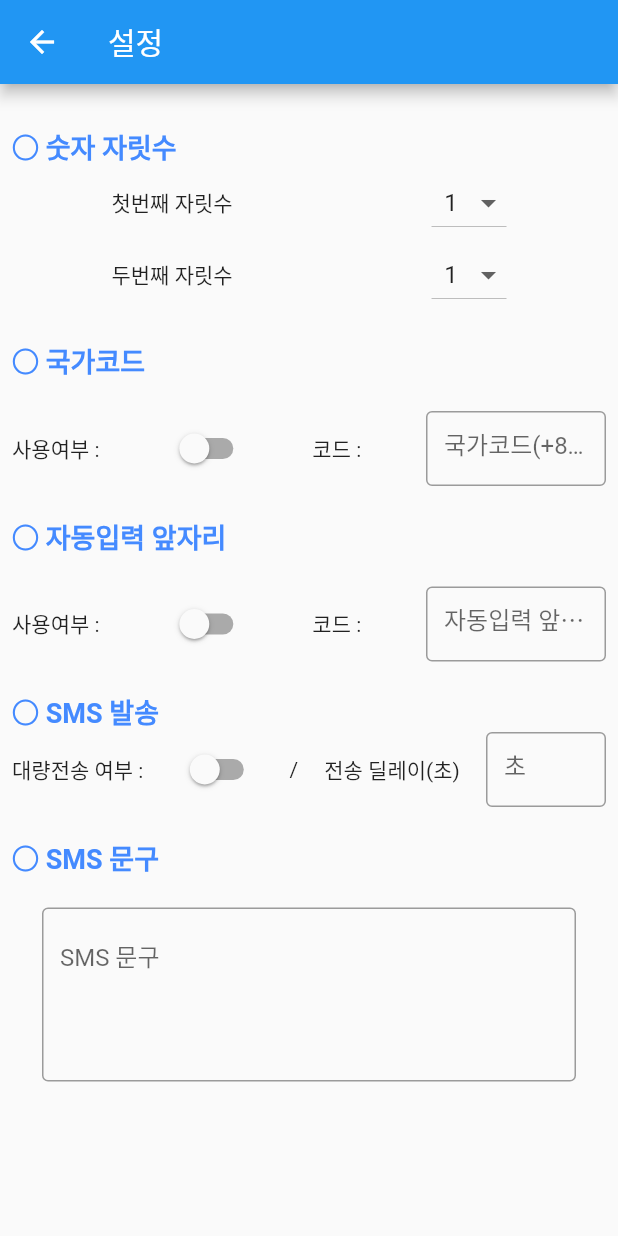
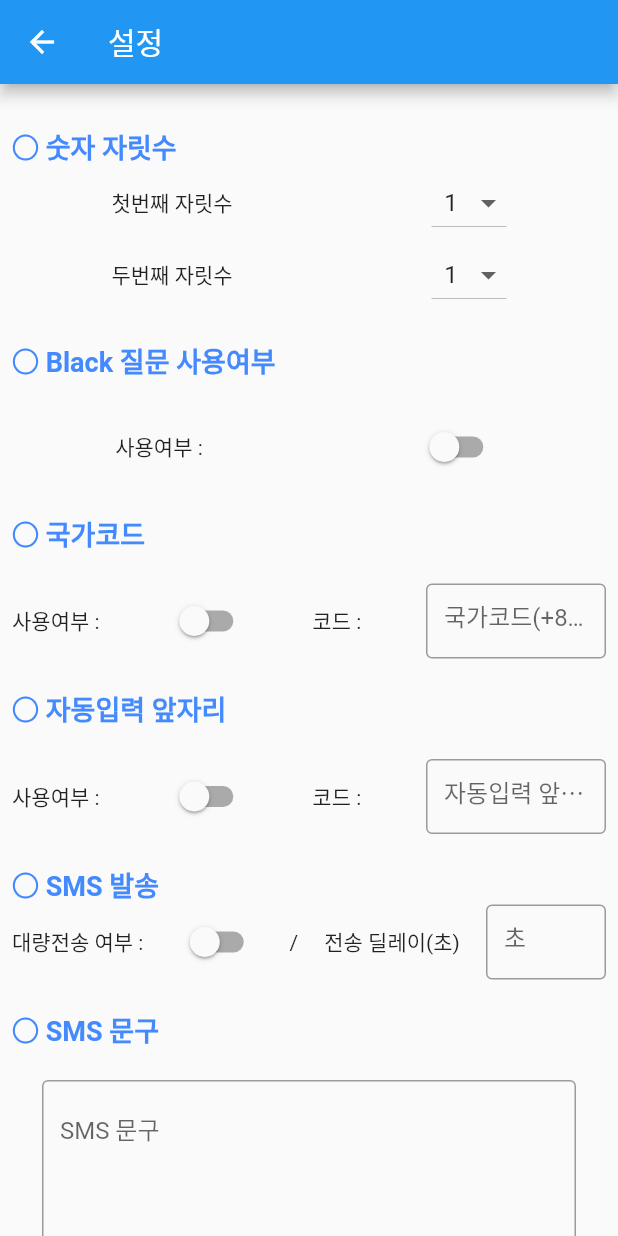
Before and after one commit to graytraces/magic_calculator, a Flutter app: the ConfigScreenStateful screen opened directly, on a phone screen of 412 x 824 dp. Run offline on Flutter 3.47's test engine with Material 2 defaults, Android fonts, the phone set to English and light mode, and no system bars; our stand-ins replace sqflite; accounts and stored records are empty.

Commit message:
black 질문 사용여부 추가

```diff
--- a/magic_calculator_app/lib/config_screen.dart
+++ b/magic_calculator_app/lib/config_screen.dart
@@ -25,6 +25,9 @@ class _ConfigScreenState extends State<ConfigScreenStateful> {
 
   final String FIRST_NUMBER_LENGTH = "firstNumberLength";
   final String SECOND_NUMBER_LENGTH = "secondNumberLength";
+  final String BLACK_QUESTION_USE_YN = "blackQuestionUseYn";
+
+  bool _isUseBlackQuestion = false;
 
   TextEditingController countryCodeController = TextEditingController();
   bool _isUseCountryCode = false;
@@ -51,11 +54,18 @@ class _ConfigScreenState extends State<ConfigScreenStateful> {
       });
     }
 
-    KeyValueMap secondKeyValueMap =
-        await db.selectKeyValueMap(SECOND_NUMBER_LENGTH);
+    KeyValueMap secondKeyValueMap = await db.selectKeyValueMap(SECOND_NUMBER_LENGTH);
     if (secondKeyValueMap.key != null) {
       setState(() {
         _secondNumberLength = secondKeyValueMap.value!;
+      });
+    }
+
+    KeyValueMap blackQuestionUseYn = await db.selectKeyValueMap(BLACK_QUESTION_USE_YN);
+
+    if (secondKeyValueMap.key != null) {
+      setState(() {
+        _isUseBlackQuestion = blackQuestionUseYn.value! == "true";
       });
     }
   }
@@ -72,23 +82,12 @@ class _ConfigScreenState extends State<ConfigScreenStateful> {
   }
 
   _getTitleTextStyle() {
-    return TextStyle(
-        fontSize: 18, color: Colors.blueAccent, fontWeight: FontWeight.bold);
+    return TextStyle(fontSize: 18, color: Colors.blueAccent, fontWeight: FontWeight.bold);
   }
 
   @override
   Widget build(BuildContext context) {
-    var inputNumberLength = <String>[
-      '1',
-      '2',
-      '3',
-      '4',
-      '5',
-      '6',
-      '7',
-      '8',
-      '9'
-    ];
+    var inputNumberLength = <String>['1', '2', '3', '4', '5', '6', '7', '8', '9'];
     return Scaffold(
         appBar: AppBar(title: Text('설정')),
         body: SingleChildScrollView(
@@ -114,8 +113,7 @@ class _ConfigScreenState extends State<ConfigScreenStateful> {
                       width: 50,
                       child: DropdownButton(
                         isExpanded: true,
-                        items: inputNumberLength
-                            .map<DropdownMenuItem<String>>((String value) {
+                        items: inputNumberLength.map<DropdownMenuItem<String>>((String value) {
                           return DropdownMenuItem<String>(
                             value: value,
                             child: Center(child: Text(value)),
@@ -141,8 +139,7 @@ class _ConfigScreenState extends State<ConfigScreenStateful> {
                       width: 50,
                       child: DropdownButton(
                         isExpanded: true,
-                        items: inputNumberLength
-                            .map<DropdownMenuItem<String>>((String value) {
+                        items: inputNumberLength.map<DropdownMenuItem<String>>((String value) {
                           return DropdownMenuItem<String>(
                             value: value,
                             child: Center(child: Text(value)),
@@ -157,6 +154,29 @@ class _ConfigScreenState extends State<ConfigScreenStateful> {
                         },
                       ),
                     )
+                  ],
+                ),
+                SizedBox(height: 20),
+                SizedBox(
+                  width: double.infinity,
+                  child: Text(
+                    '○ Black 질문 사용여부',
+                    style: _getTitleTextStyle(),
+                  ),
+                ),
+                SizedBox(height: 20),
+                Row(
+                  mainAxisAlignment: MainAxisAlignment.spaceAround,
+                  children: [
+                    Text("사용여부 : "),
+                    Switch(
+                      value: _isUseBlackQuestion,
+                      onChanged:(newValue) async {
+                        setState(() {
+                          _isUseBlackQuestion = newValue;
+                        });
+                        saveKeyValue(BLACK_QUESTION_USE_YN, newValue.toString());
+                      }),
                   ],
                 ),
                 SizedBox(height: 20),
@@ -184,8 +204,7 @@ class _ConfigScreenState extends State<ConfigScreenStateful> {
                       height: 50,
                       child: TextField(
                         decoration: const InputDecoration(
-                            border: OutlineInputBorder(),
-                            hintText: '국가코드(+82)'),
+                            border: OutlineInputBorder(), hintText: '국가코드(+82)'),
                         controller: countryCodeController,
                       ),
                     ),
@@ -216,8 +235,7 @@ class _ConfigScreenState extends State<ConfigScreenStateful> {
                       height: 50,
                       child: TextField(
                         decoration: const InputDecoration(
-                            border: OutlineInputBorder(),
-                            hintText: '자동입력 앞자리(010)'),
+                            border: OutlineInputBorder(), hintText: '자동입력 앞자리(010)'),
                         controller: prefixCodeController,
                       ),
                     ),
@@ -231,9 +249,7 @@ class _ConfigScreenState extends State<ConfigScreenStateful> {
                     style: _getTitleTextStyle(),
                   ),
                 ),
-                Row(
-                    mainAxisAlignment: MainAxisAlignment.spaceBetween,
-                    children: [
+                Row(mainAxisAlignment: MainAxisAlignment.spaceBetween, children: [
                   Text("대량전송 여부 : "),
                   Switch(
                     value: _isSendBulk,
@@ -247,8 +263,8 @@ class _ConfigScreenState extends State<ConfigScreenStateful> {
                     width: 80,
                     height: 50,
                     child: TextField(
-                            decoration: const InputDecoration(
-                                border: OutlineInputBorder(), hintText: '초'),
+                        decoration:
+                            const InputDecoration(border: OutlineInputBorder(), hintText: '초'),
                         controller: smsSendDelayController,
                         keyboardType: TextInputType.number),
                   ),
@@ -264,8 +280,8 @@ class _ConfigScreenState extends State<ConfigScreenStateful> {
                 Padding(
                   padding: const EdgeInsets.all(20.0),
                   child: TextField(
-                    decoration: const InputDecoration(
-                        border: OutlineInputBorder(), hintText: 'SMS 문구'),
+                    decoration:
+                        const InputDecoration(border: OutlineInputBorder(), hintText: 'SMS 문구'),
                     keyboardType: TextInputType.multiline,
                     minLines: 4,
                     maxLines: 4,
```
Lines whose indentation alone changed are shown as unchanged.
